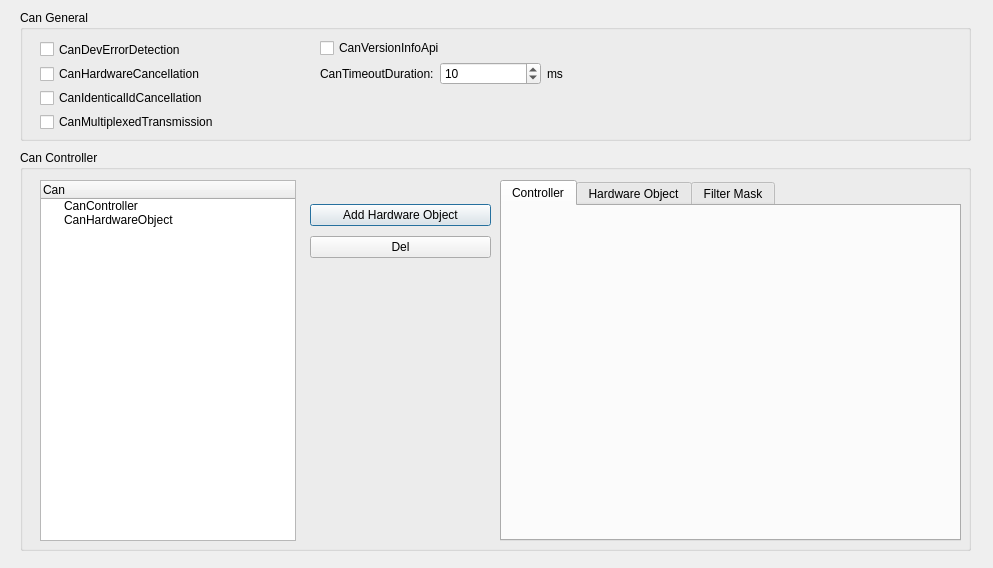
Before: the Qt Designer form gainos_studio/ui_forms/Can_MC9S12DP512.ui in parai/GaInOS_Based_On_uTenux-tkernel, drawn with Qt 5.
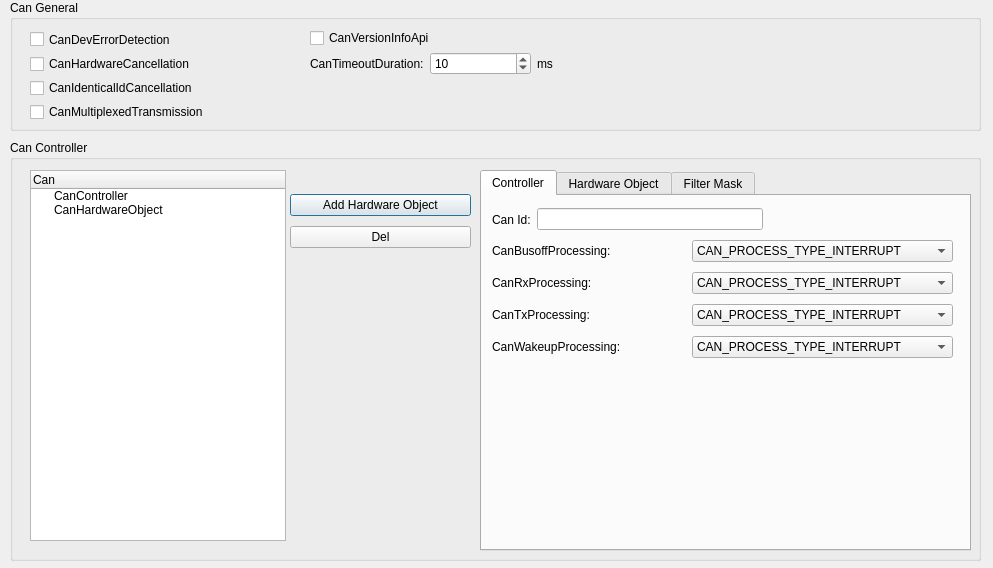
After: the same form once the commit is applied. The open tabs and pages were chosen to show the change.

Diff of the .ui file:
```diff
--- a/gainos_studio/ui_forms/Can_MC9S12DP512.ui
+++ b/gainos_studio/ui_forms/Can_MC9S12DP512.ui
@@ -19,9 +19,9 @@
   <widget class="QGroupBox" name="groupBox">
    <property name="geometry">
     <rect>
-     <x>20</x>
-     <y>10</y>
-     <width>951</width>
+     <x>10</x>
+     <y>0</y>
+     <width>971</width>
      <height>131</height>
     </rect>
    </property>
@@ -41,12 +41,12 @@
      <string>CanVersionInfoApi</string>
     </property>
    </widget>
-   <widget class="QWidget" name="">
+   <widget class="QWidget" name="layoutWidget">
     <property name="geometry">
      <rect>
       <x>20</x>
       <y>30</y>
-      <width>259</width>
+      <width>261</width>
       <height>91</height>
      </rect>
     </property>
@@ -81,7 +81,7 @@
      </item>
     </layout>
    </widget>
-   <widget class="QWidget" name="">
+   <widget class="QWidget" name="layoutWidget">
     <property name="geometry">
      <rect>
       <x>300</x>
@@ -139,10 +139,10 @@
   <widget class="QGroupBox" name="groupBox_2">
    <property name="geometry">
     <rect>
-     <x>20</x>
-     <y>150</y>
-     <width>951</width>
-     <height>401</height>
+     <x>10</x>
+     <y>140</y>
+     <width>971</width>
+     <height>421</height>
     </rect>
    </property>
    <property name="title">
@@ -154,7 +154,7 @@
       <x>20</x>
       <y>30</y>
       <width>256</width>
-      <height>361</height>
+      <height>371</height>
      </rect>
     </property>
     <column>
@@ -176,10 +176,10 @@
    <widget class="QTabWidget" name="tabWidget">
     <property name="geometry">
      <rect>
-      <x>480</x>
+      <x>470</x>
       <y>30</y>
-      <width>461</width>
-      <height>361</height>
+      <width>491</width>
+      <height>381</height>
      </rect>
     </property>
     <property name="currentIndex">
@@ -189,6 +189,171 @@
      <attribute name="title">
       <string>Controller</string>
      </attribute>
+     <widget class="QWidget" name="">
+      <property name="geometry">
+       <rect>
+        <x>10</x>
+        <y>40</y>
+        <width>461</width>
+        <height>128</height>
+       </rect>
+      </property>
+      <layout class="QVBoxLayout" name="verticalLayout_3">
+       <item>
+        <layout class="QHBoxLayout" name="horizontalLayout_2">
+         <item>
+          <widget class="QLabel" name="label_3">
+           <property name="text">
+            <string>CanBusoffProcessing:</string>
+           </property>
+          </widget>
+         </item>
+         <item>
+          <widget class="QComboBox" name="comboBox">
+           <property name="minimumSize">
+            <size>
+             <width>261</width>
+             <height>0</height>
+            </size>
+           </property>
+           <item>
+            <property name="text">
+             <string>CAN_PROCESS_TYPE_INTERRUPT</string>
+            </property>
+           </item>
+           <item>
+            <property name="text">
+             <string>CAN_PROCESS_TYPE_POLLING</string>
+            </property>
+           </item>
+          </widget>
+         </item>
+        </layout>
+       </item>
+       <item>
+        <layout class="QHBoxLayout" name="horizontalLayout_3">
+         <item>
+          <widget class="QLabel" name="label_4">
+           <property name="text">
+            <string>CanRxProcessing:</string>
+           </property>
+          </widget>
+         </item>
+         <item>
+          <widget class="QComboBox" name="comboBox_3">
+           <property name="minimumSize">
+            <size>
+             <width>261</width>
+             <height>0</height>
+            </size>
+           </property>
+           <item>
+            <property name="text">
+             <string>CAN_PROCESS_TYPE_INTERRUPT</string>
+            </property>
+           </item>
+           <item>
+            <property name="text">
+             <string>CAN_PROCESS_TYPE_POLLING</string>
+            </property>
+           </item>
+          </widget>
+         </item>
+        </layout>
+       </item>
+       <item>
+        <layout class="QHBoxLayout" name="horizontalLayout_4">
+         <item>
+          <widget class="QLabel" name="label_5">
+           <property name="text">
+            <string>CanTxProcessing:</string>
+           </property>
+          </widget>
+         </item>
+         <item>
+          <widget class="QComboBox" name="comboBox_4">
+           <property name="minimumSize">
+            <size>
+             <width>261</width>
+             <height>0</height>
+            </size>
+           </property>
+           <item>
+            <property name="text">
+             <string>CAN_PROCESS_TYPE_INTERRUPT</string>
+            </property>
+           </item>
+           <item>
+            <property name="text">
+             <string>CAN_PROCESS_TYPE_POLLING</string>
+            </property>
+           </item>
+          </widget>
+         </item>
+        </layout>
+       </item>
+       <item>
+        <layout class="QHBoxLayout" name="horizontalLayout_5">
+         <item>
+          <widget class="QLabel" name="label_6">
+           <property name="text">
+            <string>CanWakeupProcessing:</string>
+           </property>
+          </widget>
+         </item>
+         <item>
+          <widget class="QComboBox" name="comboBox_5">
+           <property name="minimumSize">
+            <size>
+             <width>261</width>
+             <height>0</height>
+            </size>
+           </property>
+           <item>
+            <property name="text">
+             <string>CAN_PROCESS_TYPE_INTERRUPT</string>
+            </property>
+           </item>
+           <item>
+            <property name="text">
+             <string>CAN_PROCESS_TYPE_POLLING</string>
+            </property>
+           </item>
+          </widget>
+         </item>
+        </layout>
+       </item>
+      </layout>
+     </widget>
+     <widget class="QWidget" name="">
+      <property name="geometry">
+       <rect>
+        <x>10</x>
+        <y>10</y>
+        <width>271</width>
+        <height>27</height>
+       </rect>
+      </property>
+      <layout class="QHBoxLayout" name="horizontalLayout_6">
+       <item>
+        <widget class="QLabel" name="label_11">
+         <property name="text">
+          <string>Can Id:</string>
+         </property>
+        </widget>
+       </item>
+       <item>
+        <widget class="QLineEdit" name="lineEdit">
+         <property name="minimumSize">
+          <size>
+           <width>131</width>
+           <height>0</height>
+          </size>
+         </property>
+        </widget>
+       </item>
+      </layout>
+     </widget>
     </widget>
     <widget class="QWidget" name="tab_2">
      <attribute name="title">
@@ -201,10 +366,10 @@
      </attribute>
     </widget>
    </widget>
-   <widget class="QWidget" name="">
+   <widget class="QWidget" name="layoutWidget">
     <property name="geometry">
      <rect>
-      <x>290</x>
+      <x>280</x>
       <y>50</y>
       <width>181</width>
       <height>62</height>
```
Left out of the diff: 12 changed lines with no effect on the pictures.
